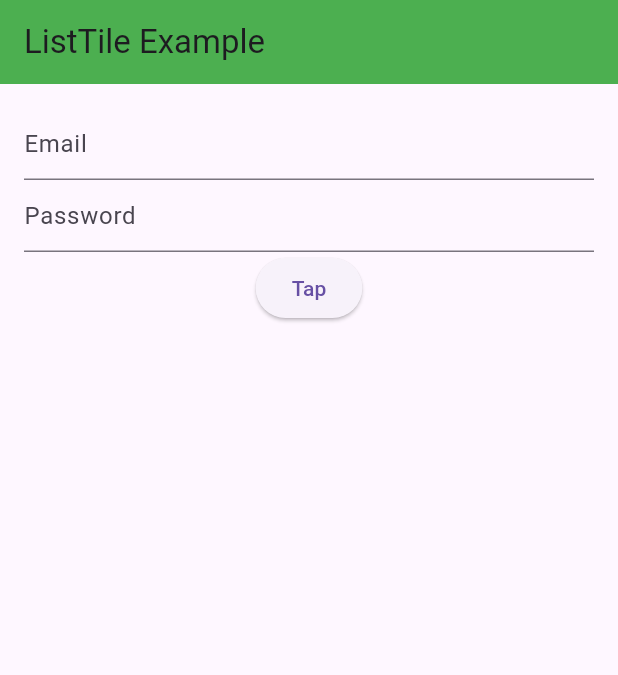
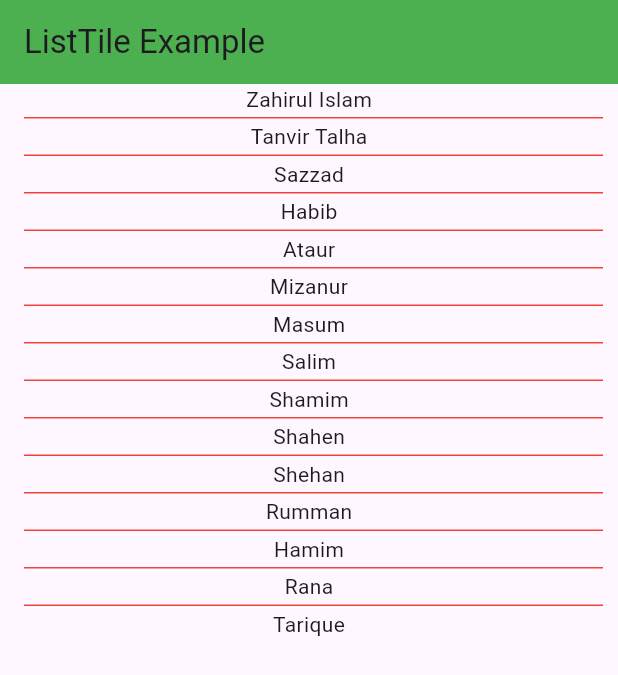
Before and after one commit to Zahirul064/live_class_project, a Flutter app: the screen it shows after launch, on a phone screen of 412 x 824 dp. Shown: the top 675 px of the screen. Run offline on Flutter 3.47's test engine with Material 3 defaults, Android fonts, the phone set to English and light mode, and no system bars.

Commit message:
new updated

```diff
--- a/lib/main.dart
+++ b/lib/main.dart
@@ -1,6 +1,8 @@
 import 'package:flutter/material.dart';
 
-// Gridview, ListTile, Form, GolablKey, Key hh
+// Gridview, ListTile, Form, GolablKey, Key
+
+// ListView.separated, Continuant
 
 void main() {
   runApp(HelloWorldApp());
@@ -23,27 +25,23 @@ class Home extends StatelessWidget {
   List<String> friendList = [
     'Zahirul Islam',
     'Tanvir Talha',
-    'Zarifa Fariha (Sara)',
-    'Zarifa Fariha (Sara)',
-    'Zarifa Fariha (Sara)',
-    'Zarifa Fariha (Sara)',
-    'Zarifa Fariha (Sara)',
-    'Zarifa Fariha (Sara)',
-    'Zarifa',
-    'Zarifa',
-    'Zarifa',
-    'Zarifa',
-    'Zarifa',
-    'Zarifa',
-    'Zarifa',
-    'Zarifa',
-    'Zarifa',
-    'Zarifa',
-    'Zarifa'
+    'Sazzad',
+    'Habib',
+    'Ataur',
+    'Mizanur',
+    'Masum',
+    'Salim',
+    'Shamim',
+    'Shahen',
+    'Shehan',
+    'Rumman',
+    'Hamim',
+    'Rana',
+    'Tarique',
   ];
-  TextEditingController _emailTEController = TextEditingController();
+  /*TextEditingController _emailTEController = TextEditingController();
   TextEditingController _passwordTEController = TextEditingController();
-  GlobalKey<FormState> _formKey = GlobalKey();
+  GlobalKey<FormState> _formKey = GlobalKey();*/
 
   @override
   Widget build(BuildContext context) {
@@ -52,7 +50,40 @@ class Home extends StatelessWidget {
         title: Text('ListTile Example'),
         backgroundColor: Colors.green,
       ),
+      body: ListView.separated(
 
+          itemCount: friendList.length,
+          itemBuilder: (BuildContext context, int index) {
+
+            return Column(
+              children: [
+
+                Text(friendList[index],
+                ),
+
+                // Divider(
+                //   height: 20,
+                //   thickness: 2,
+                //   color: Colors.grey,
+                //   indent: 16,
+                //   endIndent: 10,
+                // ),
+              ],
+
+            );
+          },
+
+        separatorBuilder: (context, index) {
+          return Divider(
+            color: Colors.red,
+            indent: 16,
+            endIndent: 10,
+            height: 5,
+          );
+        },
+      ),
+
+/*
       body: Padding(
         padding: const EdgeInsets.all(16.0),
         child: Form(
@@ -97,7 +128,7 @@ class Home extends StatelessWidget {
             ],
           ),
         ),
-      ),
+      ),*/
       /*body: GridView.builder(
         itemCount: friendList.length,
           gridDelegate:
```
